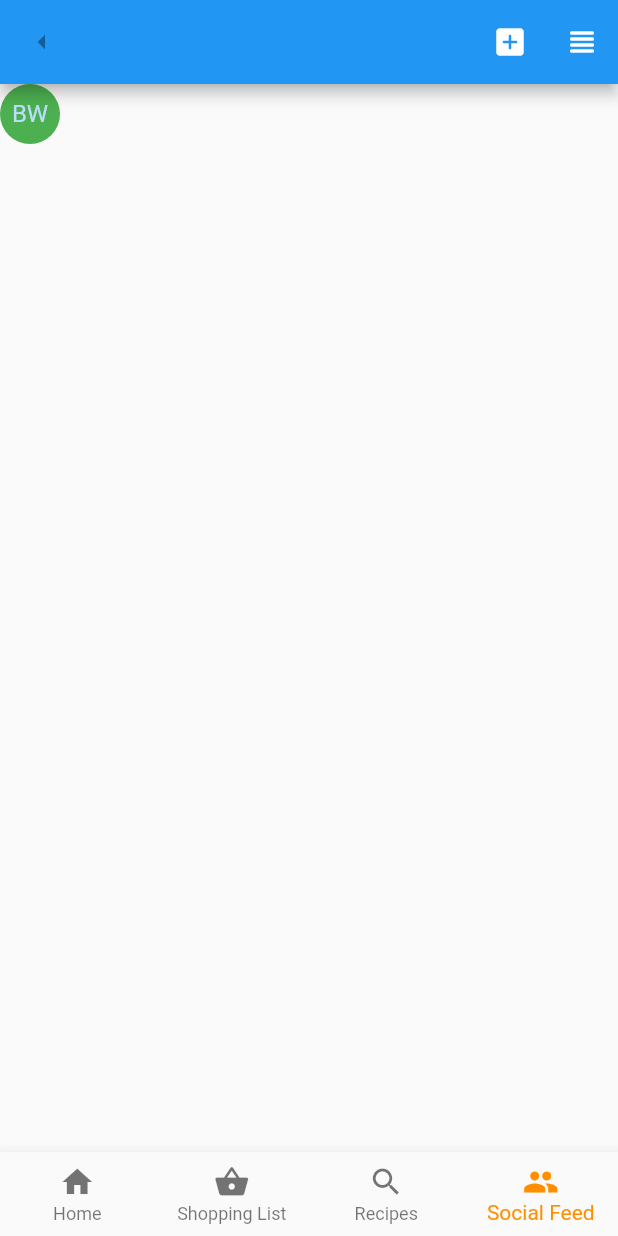
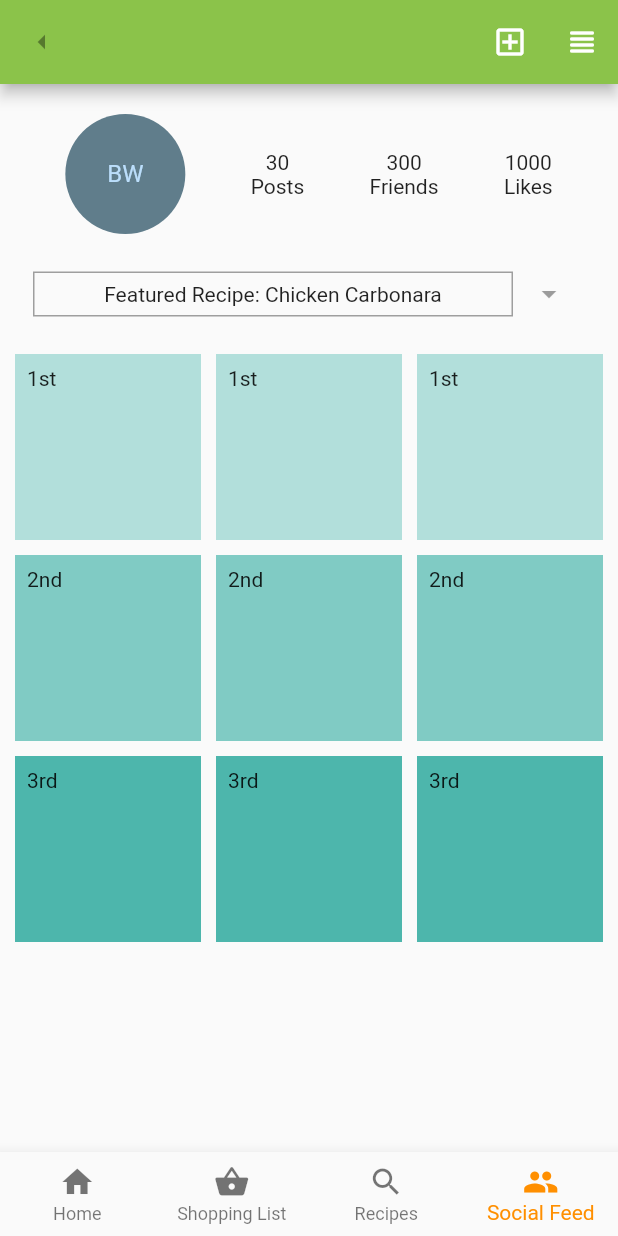
Before and after one commit to Theauxm/Pantree, a Flutter app: the screen it shows once a user with an empty profile is signed in, item 4 of the bottom bar chosen, on a phone screen of 412 x 824 dp. Run offline on Flutter 3.47's test engine with Material 2 defaults, Android fonts, the phone set to English and light mode, and no system bars; our stand-ins replace cloud_firestore, firebase_auth, firebase_core, material_floating_search_bar; missing offline and left inert: firebase_auth_ui; accounts and stored records are empty; network calls fail; statements that could not run were skipped.

Commit message:
UI (except for featured recipe) finished.

```diff
--- a/lib/pages/social_feed.dart
+++ b/lib/pages/social_feed.dart
@@ -44,8 +44,9 @@ class _socialState extends State<social_feed> {
     //var uName = user.name;
     return Scaffold(
       appBar: AppBar(
-
-        leading:IconButton(
+        backgroundColor: Colors.lightGreen,
+        leading:
+        IconButton(
           icon: const Icon(Icons.arrow_left),
         ),
 
@@ -55,7 +56,7 @@ class _socialState extends State<social_feed> {
 
         actions: <Widget>[
           IconButton(
-            icon: const Icon(Icons.add_box_rounded),
+            icon: const Icon(Icons.add_box_outlined),
             tooltip: 'Show Snackbar',
             onPressed: () {
               ScaffoldMessenger.of(context).showSnackBar(
@@ -86,10 +87,163 @@ class _socialState extends State<social_feed> {
         ],
       ),
 
-      body:CircleAvatar(
-        //backgroundImage: NetworkImage(userAvatarUrl),
-        backgroundColor: Colors.green,
-        child: const Text('BW'),
+      body:Container(
+
+          //padding: const EdgeInsets.all(10),
+        padding: EdgeInsets.fromLTRB(0, 20, 0, 0),
+          child:Column(
+            children:[
+              Row(
+                //mainAxisSize: MainAxisSize.min,
+                mainAxisAlignment: MainAxisAlignment.spaceEvenly,
+                children: [
+                  CircleAvatar( //use a stack here
+                  //backgroundImage: NetworkImage(userAvatarUrl),
+                  backgroundColor: Colors.blueGrey,
+                  child: const Text('BW'),
+                  minRadius: 30,
+                  maxRadius: 40,
+                ),
+                  Column(
+                      children:[
+                        Text('30'), //place holder for number
+                        Text('Posts')
+                      ]
+                  ),
+                  Column(
+                      children:[
+                        Text('300'), //place holder for number
+                        Text('Friends')
+                      ]
+                  ),
+                  Column(
+                      children:[
+                        Text('1000'), //place holder for number
+                        Text('Likes')
+                      ]
+                  )
+                ],
+              ),
+              Padding(
+                padding: const EdgeInsets.all(8.0),
+                //child: Text("text"),
+              ),
+              Row(
+                  mainAxisAlignment: MainAxisAlignment.center,
+                children: [
+                  ConstrainedBox(
+                      constraints: new BoxConstraints(
+                        minHeight: 30,
+                        minWidth: 30,
+                        maxHeight: 30,
+                        maxWidth: 320,
+                      ),
+
+                      child:Container(
+                      decoration: BoxDecoration(
+                          border: Border.all(color: Colors.grey)
+                      ),
+                    child:Center(
+                      child:Text('Featured Recipe: Chicken Carbonara',
+                        textAlign: TextAlign.center,)
+                    )
+
+                  )
+                  ),
+                  Container(
+                    child: IconButton(
+                      icon: const Icon(Icons.arrow_drop_down),
+                    )
+                  )
+                ]
+              ),
+              Padding(
+                padding: const EdgeInsets.all(8.0),
+                //child: Text("text"),
+              ),
+              Container(
+                  constraints:
+                  BoxConstraints(maxHeight: MediaQuery.of(context).size.height / 2.1),
+                  child:
+                   //   RefreshIndicator(
+                   //     child:
+
+                  GridView.count(
+                    primary: false,
+                    scrollDirection: Axis.vertical,
+                    shrinkWrap: true,
+                    padding: const EdgeInsets.fromLTRB(10, 0, 10, 10),
+                    crossAxisSpacing: 10,
+                    mainAxisSpacing: 10,
+                    crossAxisCount: 3,
+
+                    children:[
+                      Container(
+                        padding: const EdgeInsets.all(8),
+                        child: const Text('1st'),
+                        color: Colors.teal[100],
+                      ),
+                      Container(
+                        padding: const EdgeInsets.all(8),
+                        child: const Text('1st'),
+                        color: Colors.teal[100],
+                      ),
+                      Container(
+                        padding: const EdgeInsets.all(8),
+                        child: const Text('1st'),
+                        color: Colors.teal[100],
+                      ),
+                      Container(
+                        padding: const EdgeInsets.all(8),
+                        child: const Text('2nd'),
+                        color: Colors.teal[200],
+                      ),
+                      Container(
+                        padding: const EdgeInsets.all(8),
+                        child: const Text('2nd'),
+                        color: Colors.teal[200],
+                      ),
+                      Container(
+                        padding: const EdgeInsets.all(8),
+                        child: const Text('2nd'),
+                        color: Colors.teal[200],
+                      ),
+                      Container(
+                        padding: const EdgeInsets.all(8),
+                        child: const Text('3rd'),
+                        color: Colors.teal[300],
+                      ),
+                      Container(
+                        padding: const EdgeInsets.all(8),
+                        child: const Text('3rd'),
+                        color: Colors.teal[300],
+                      ),
+                      Container(
+                        padding: const EdgeInsets.all(8),
+                        child: const Text('3rd'),
+                        color: Colors.teal[300],
+                      ),
+                      Container(
+                        padding: const EdgeInsets.all(8),
+                        child: const Text('overflow'),
+                        color: Colors.teal[400],
+                      ),
+                      Container(
+                        padding: const EdgeInsets.all(8),
+                        child: const Text('Overflow'),
+                        color: Colors.teal[400],
+                      ),
+                      Container(
+                        padding: const EdgeInsets.all(8),
+                        child: const Text('overflow'),
+                        color: Colors.teal[400],
+                      ),
+                    ],
+              )
+              )
+        //      )
+            ]
+          )
       )
     );
 
```
